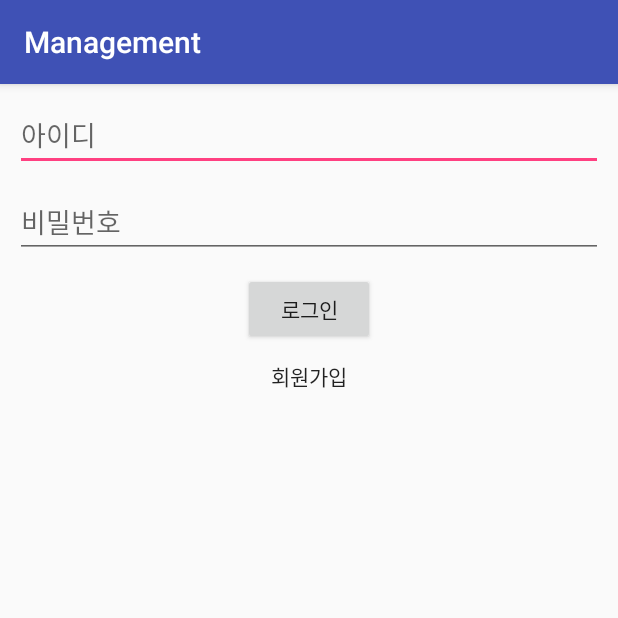
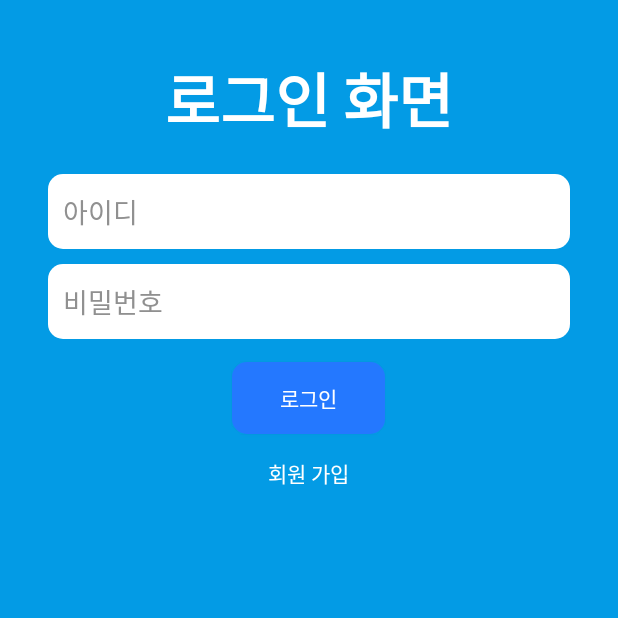
Before and after one commit to Kassia-99/Android_Studio_Tutorial, an Android app: the screen it shows after launch (LoginActivity), on a phone screen of 412 x 824 dp, the top half of it. Run offline under Robolectric (Android 15) with nearby library versions, the phone set to English and light mode, and no system bars; our stand-ins replace Volley.

Commit message:
Make User Management Project: Step 10(Complete)

```diff
--- a/Management/app/src/main/AndroidManifest.xml
+++ b/Management/app/src/main/AndroidManifest.xml
@@ -10,7 +10,7 @@
         android:label="@string/app_name"
         android:roundIcon="@mipmap/ic_launcher_round"
         android:supportsRtl="true"
-        android:theme="@style/AppTheme">
+        android:theme="@style/AppTheme.NoActionBar">
         <activity android:name=".LoginActivity">
             <intent-filter>
                 <action android:name="android.intent.action.MAIN" />
--- /dev/null
+++ b/Management/app/src/main/res/drawable/button_login.xml
@@ -0,0 +1,10 @@
+<?xml version="1.0" encoding="utf-8"?>
+<shape xmlns:android="http://schemas.android.com/apk/res/android" android:shape="rectangle">
+    <solid
+        android:color="@color/colorAccent"/>
+    <corners
+        android:radius="10dp"/>
+    <padding
+        android:left="32dp"
+        android:right="32dp"/>
+</shape>
--- /dev/null
+++ b/Management/app/src/main/res/drawable/edittext_login.xml
@@ -0,0 +1,14 @@
+<?xml version="1.0" encoding="utf-8"?>
+<shape xmlns:android="http://schemas.android.com/apk/res/android" android:shape="rectangle">
+    <solid
+        android:color="@color/colorWhite"/>
+
+    <padding
+        android:left="10dp"
+        android:top="4dp"
+        android:right="10dp"
+        android:bottom="4dp"/>
+
+    <corners
+        android:radius="10dp"/>
+</shape>
--- a/Management/app/src/main/res/layout/activity_login.xml
+++ b/Management/app/src/main/res/layout/activity_login.xml
@@ -1,49 +1,65 @@
 <?xml version="1.0" encoding="utf-8"?>
-<android.support.constraint.ConstraintLayout xmlns:android="http://schemas.android.com/apk/res/android"
+<LinearLayout xmlns:android="http://schemas.android.com/apk/res/android"
     xmlns:app="http://schemas.android.com/apk/res-auto"
     xmlns:tools="http://schemas.android.com/tools"
     android:layout_width="match_parent"
     android:layout_height="match_parent"
+    android:paddingBottom="16dp"
+    android:paddingLeft="32dp"
+    android:paddingRight="32dp"
+    android:paddingTop="16dp"
+    android:orientation="vertical"
+    android:background="@color/colorPrimary"
     tools:context="com.example.sungwookang.management.LoginActivity">
 
-    <LinearLayout
-        android:layout_width="match_parent"
-        android:layout_height="match_parent"
-        android:orientation="vertical">
+    <TextView
+        android:layout_width="wrap_content"
+        android:layout_height="wrap_content"
+        android:layout_gravity="center_horizontal"
+        android:textSize="40sp"
+        android:text="@string/로그인화면"
+        android:textColor="@color/colorWhite"
+        android:textStyle="bold"
+        android:layout_margin="20dp"/>
 
     <EditText
         android:id="@+id/idText"
         android:layout_width="match_parent"
-            android:layout_height="wrap_content"
-            android:layout_margin="10dp"
+        android:layout_height="50dp"
         android:hint="@string/아이디"
-            android:inputType="textPersonName" />
+        android:inputType="textPersonName"
+        android:textColorHint="@color/colorGray"
+        android:background="@drawable/edittext_login"/>
 
     <EditText
         android:id="@+id/passwordText"
         android:layout_width="match_parent"
-            android:layout_height="wrap_content"
-            android:layout_marginLeft="10dp"
-            android:layout_marginRight="10dp"
+        android:layout_height="50dp"
         android:hint="@string/비밀번호"
-            android:inputType="textPassword"/>
+        android:inputType="textPassword"
+        android:textColorHint="@color/colorGray"
+        android:layout_marginTop="10dp"
+        android:background="@drawable/edittext_login"/>
 
     <Button
         android:id="@+id/loginButton"
         android:layout_width="wrap_content"
         android:layout_height="wrap_content"
-            android:layout_gravity="center"
-            android:layout_marginTop="10dp"
-            android:text="@string/로그인" />
+        android:layout_gravity="center_horizontal"
+        android:text="@string/로그인"
+        android:layout_marginLeft="32dp"
+        android:layout_marginRight="32dp"
+        android:layout_marginTop="15dp"
+        android:background="@drawable/button_login"
+        android:textColor="@color/colorWhite"/>
 
     <TextView
         android:id="@+id/registerButton"
         android:layout_width="wrap_content"
         android:layout_height="wrap_content"
         android:layout_gravity="center"
-            android:layout_marginTop="10dp"
+        android:layout_marginTop="15dp"
         android:text="@string/회원가입"
-            android:textAppearance="@style/TextAppearance.AppCompat.Button" />
-
+        android:textAppearance="@style/TextAppearance.AppCompat.Button"
+        android:textColor="@color/colorWhite"/>
 </LinearLayout>
-</android.support.constraint.ConstraintLayout>
--- a/Management/app/src/main/res/layout/activity_management.xml
+++ b/Management/app/src/main/res/layout/activity_management.xml
@@ -12,6 +12,8 @@
         android:layout_width="match_parent"
         android:layout_height="wrap_content"
         android:id="@+id/search"
+        android:layout_marginLeft="15dp"
+        android:layout_marginRight="15dp"
         android:hint="@string/검색"/>
 
     <ListView
--- a/Management/app/src/main/res/values/colors.xml
+++ b/Management/app/src/main/res/values/colors.xml
@@ -1,6 +1,8 @@
 <?xml version="1.0" encoding="utf-8"?>
 <resources>
-    <color name="colorPrimary">#3F51B5</color>
-    <color name="colorPrimaryDark">#303F9F</color>
-    <color name="colorAccent">#FF4081</color>
+    <color name="colorPrimary">#039BE5</color>
+    <color name="colorPrimaryDark">#0277BD</color>
+    <color name="colorAccent">#2478FF</color>
+    <color name="colorWhite">#ffffff</color>
+    <color name="colorGray">#909090</color>
 </resources>
--- a/Management/app/src/main/res/values/strings.xml
+++ b/Management/app/src/main/res/values/strings.xml
@@ -4,9 +4,10 @@
     <string name="비밀번호">비밀번호</string>
     <string name="이름">이름</string>
     <string name="나이">나이</string>
-    <string name="회원가입">회원가입</string>
-    <string name="회원관리">회원관리</string>
+    <string name="회원가입">회원&#160;가입</string>
+    <string name="회원관리">회원&#160;관리</string>
     <string name="로그인">로그인</string>
     <string name="삭제">삭제</string>
     <string name="검색">검색</string>
+    <string name="로그인화면">로그인&#160;화면</string>
 </resources>
--- a/Management/app/src/main/res/values/styles.xml
+++ b/Management/app/src/main/res/values/styles.xml
@@ -8,4 +8,8 @@
         <item name="colorAccent">@color/colorAccent</item>
     </style>
 
+    <style name="AppTheme.NoActionBar">
+        <item name="windowActionBar">false</item>
+        <item name="windowNoTitle">true</item>
+    </style>
 </resources>
```
Also changed, not shown: Management/app/src/main/res/drawable/textview_main.xml (added, +11 -0 lines), Management/app/src/main/res/layout/activity_main.xml (+28 -15 lines), Management/app/src/main/res/layout/activity_register.xml (+7 -10 lines). Lines whose indentation alone changed are shown as unchanged.
